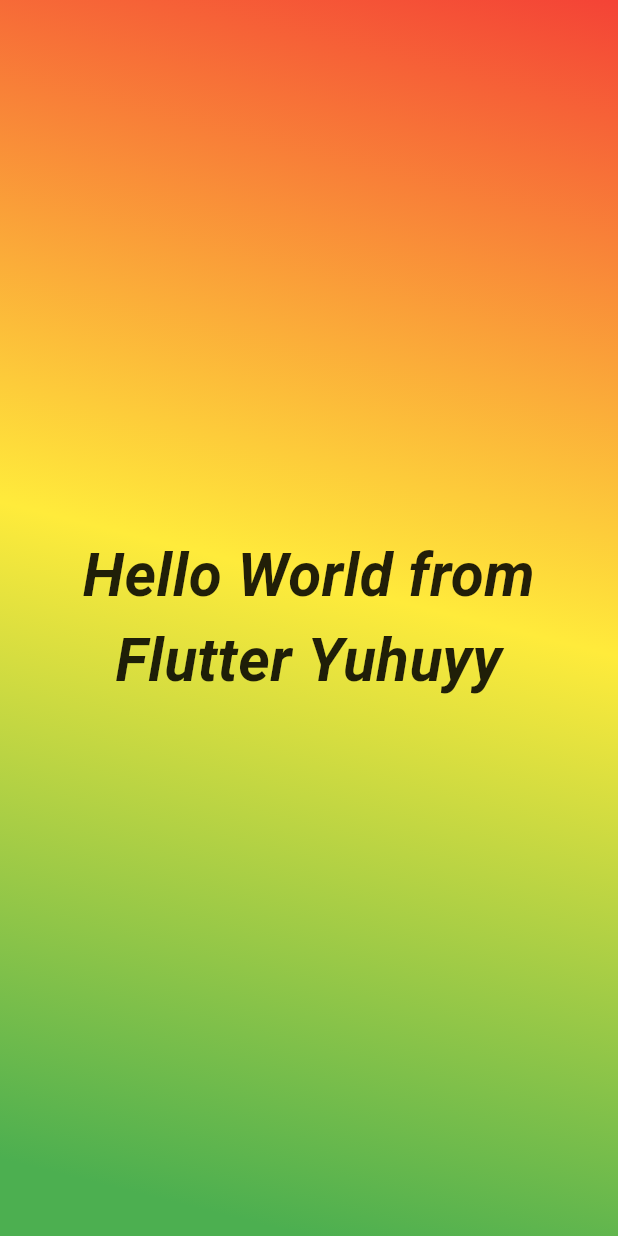
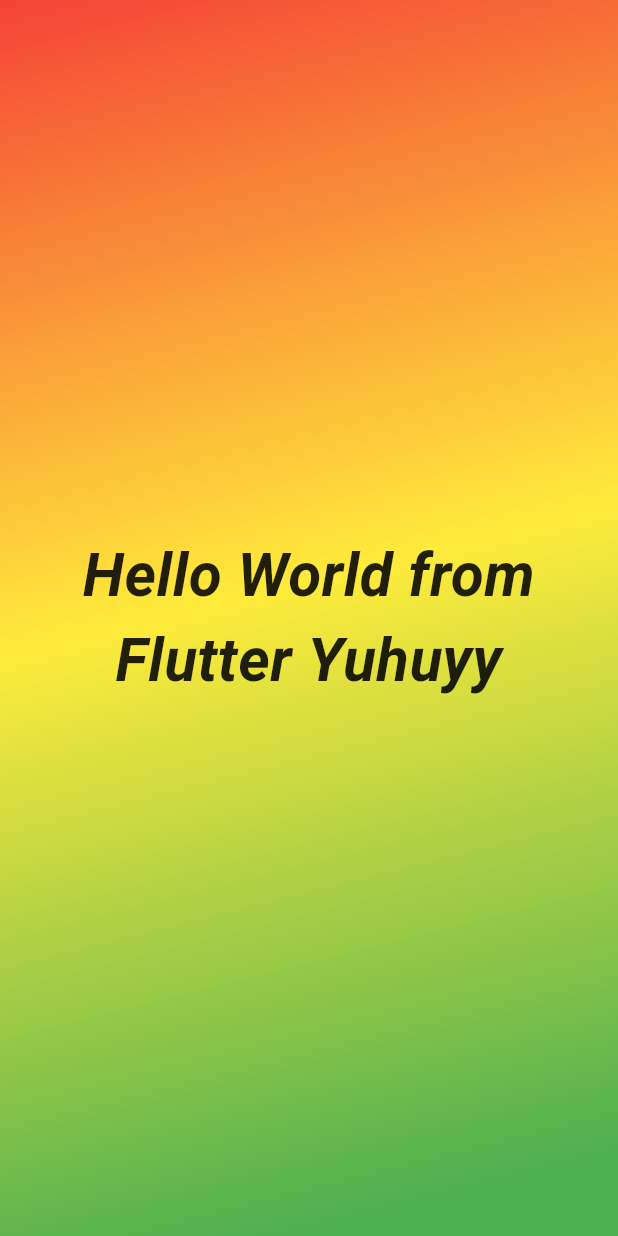
Before and after one commit to Ariumboro730Li/dart_roll_dice, a Flutter app: the screen it shows after launch, on a phone screen of 412 x 824 dp. Run offline on Flutter 3.47's test engine with Material 3 defaults, Android fonts, the phone set to English and light mode, and no system bars; Roboto replaces fonts that are missing (Times New Roman).

Commit message:
const variable

```diff
--- a/lib/gradient_container.dart
+++ b/lib/gradient_container.dart
@@ -6,9 +6,17 @@ import 'package:roll_dice_app/styled_text.dart';
 // For example, the gradient can be made to flow from the bottom right
 // to the top left by setting 'startAlignment' to Alignment.bottomRight
 // and 'endAlignment' to Alignment.topLeft.
-var startAlignment = Alignment.topLeft;
-var endAlignment = Alignment.bottomCenter;
+// !! var startAlignment = Alignment.topLeft;
+// !! var endAlignment = Alignment.bottomCenter;
 
+// 'const' is used here to make it clear that the values of
+// 'startAlignment' and 'endAlignment' are not intended to be changed.
+// Using 'const' here has the added benefit of being able to detect if
+// the values of 'startAlignment' and 'endAlignment' are accidentally
+// changed, since Dart will throw a compile-time error if a 'const'
+// variable is reassigned.
+const startAlignment = Alignment.topLeft;
+const endAlignment = Alignment.bottomCenter;
 
 
 // This is the main application widget.
@@ -28,7 +36,7 @@ class GradientContainer extends StatelessWidget {
   /// 40-point font with a font family of "Times New Roman".
   Widget build(context) {
     // !! Debugging
-    startAlignment = Alignment.topRight;
+    // startAlignment = Alignment.topRight;
     // debugPrint(startAlignment.toString());
     // throw Exception('dd() called - stopping execution');
 
```
